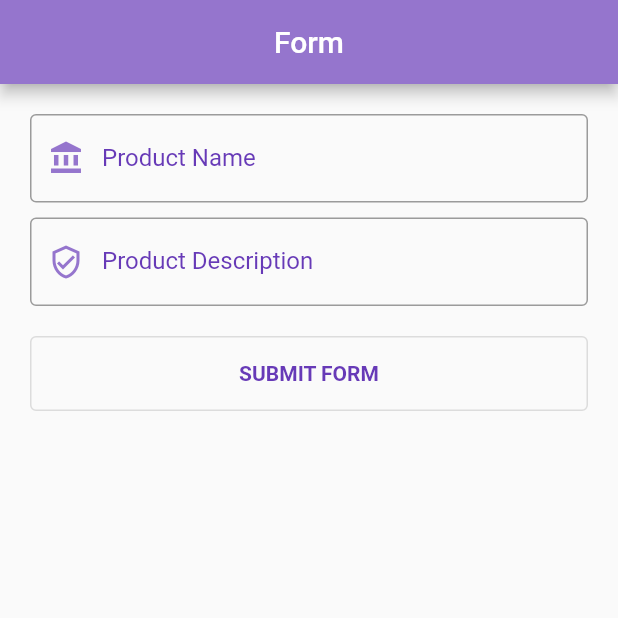
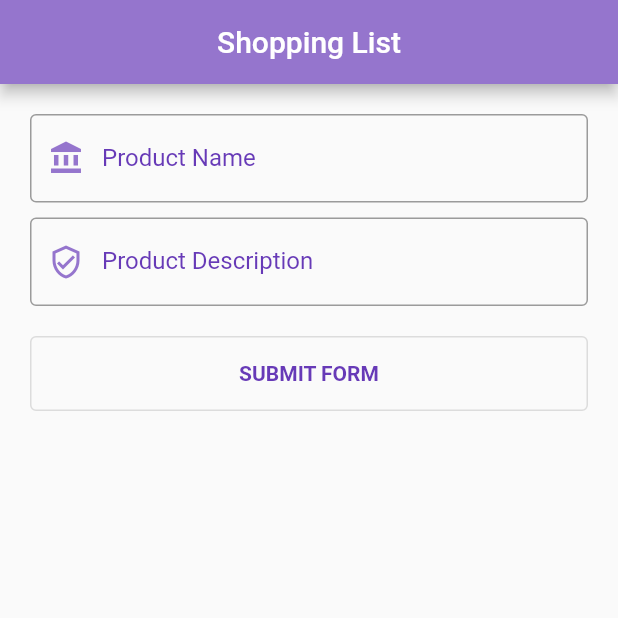
Before and after one commit to faiza-rahman/cs8803-sampleapp, a Flutter app: the screen it shows after launch, on a phone screen of 412 x 824 dp, the top half of it. Run offline on Flutter 3.47's test engine with Material 2 defaults, Android fonts, the phone set to English and light mode, and no system bars.

Commit message:
test commit

```diff
--- a/lib/form.dart
+++ b/lib/form.dart
@@ -24,7 +24,7 @@ class _MyFormState extends State<MyForm> {
     return Scaffold(
         appBar: AppBar(
             backgroundColor: Colors.deepPurple.shade300,
-            title: const Text("Form"),
+            title: const Text("Shopping List"),
             centerTitle: true),
         body: Container(
           padding: const EdgeInsets.all(20.0),
```
